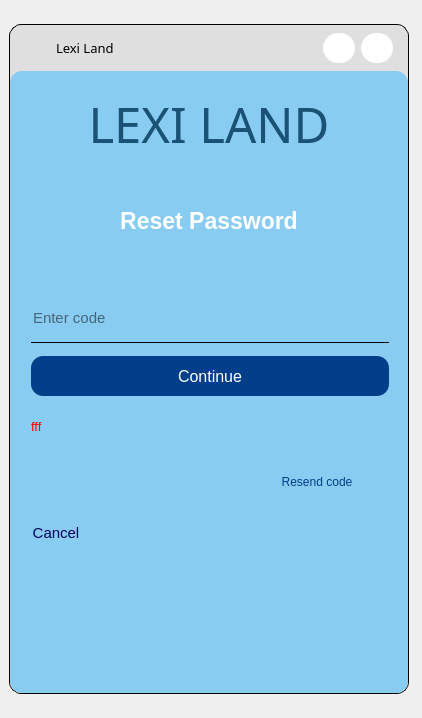
This is UI/forms/login_register.ui in yuukun123/LexiLand as Qt 5 draws it before an edit. The edited form follows.
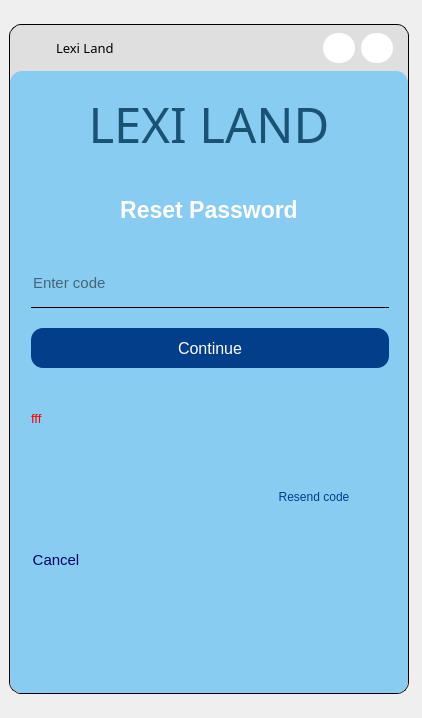
This is the edited form. The open tabs and pages were chosen to show the change. Icons and pictures are not drawn.

```diff
--- a/UI/forms/login_register.ui
+++ b/UI/forms/login_register.ui
@@ -1569,12 +1569,12 @@
                 <property name="maximumSize">
                  <size>
                   <width>16777215</width>
-                  <height>300</height>
+                  <height>332</height>
                  </size>
                 </property>
                 <layout class="QVBoxLayout" name="verticalLayout_18">
                  <property name="spacing">
-                  <number>0</number>
+                  <number>20</number>
                  </property>
                  <property name="leftMargin">
                   <number>11</number>
@@ -1633,12 +1633,6 @@
                  </item>
                  <item>
                   <widget class="QLabel" name="error_8">
-                   <property name="maximumSize">
-                    <size>
-                     <width>16777215</width>
-                     <height>35</height>
-                    </size>
-                   </property>
                    <property name="font">
                     <font>
                      <pointsize>10</pointsize>
@@ -1657,25 +1651,7 @@
                  </item>
                  <item>
                   <widget class="QWidget" name="widget_6" native="true">
-                   <property name="maximumSize">
-                    <size>
-                     <width>16777215</width>
-                     <height>50</height>
-                    </size>
-                   </property>
                    <layout class="QHBoxLayout" name="horizontalLayout">
-                    <property name="leftMargin">
-                     <number>0</number>
-                    </property>
-                    <property name="topMargin">
-                     <number>0</number>
-                    </property>
-                    <property name="rightMargin">
-                     <number>0</number>
-                    </property>
-                    <property name="bottomMargin">
-                     <number>0</number>
-                    </property>
                     <item>
                      <widget class="QLabel" name="countdown_label">
                       <property name="maximumSize">
```
Left out of the diff: 39 changed lines with no effect on the pictures.
